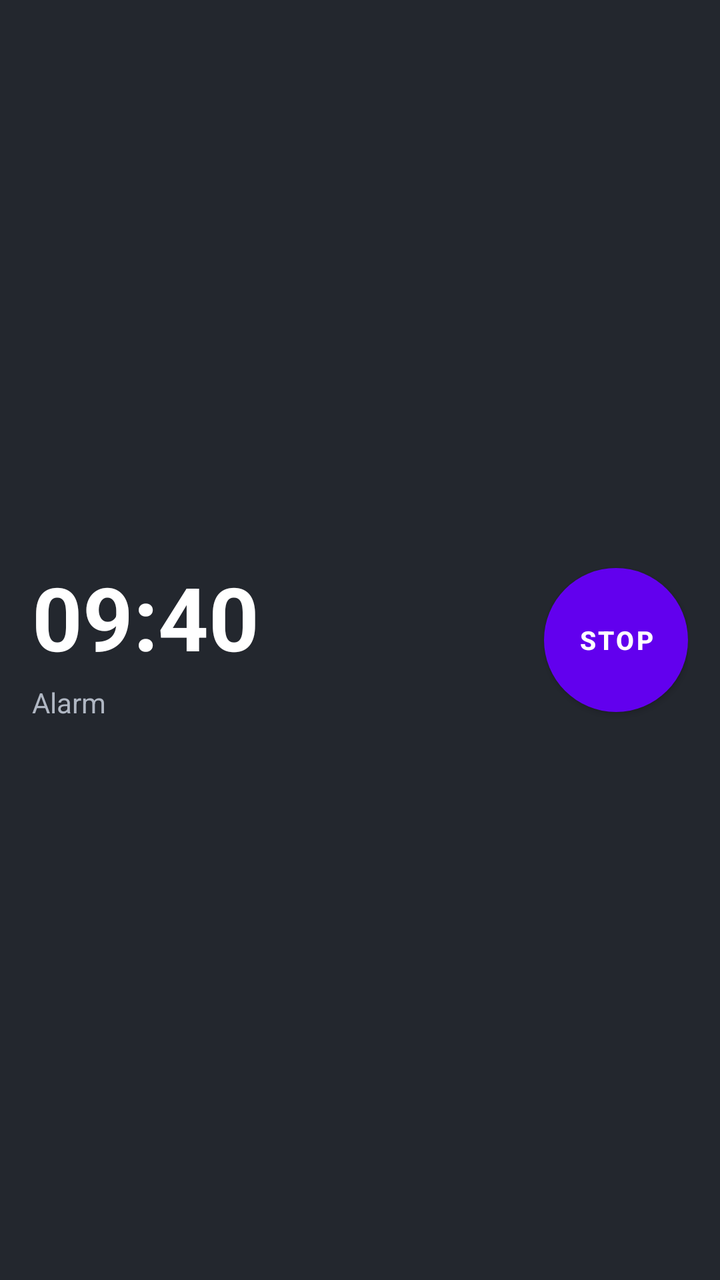
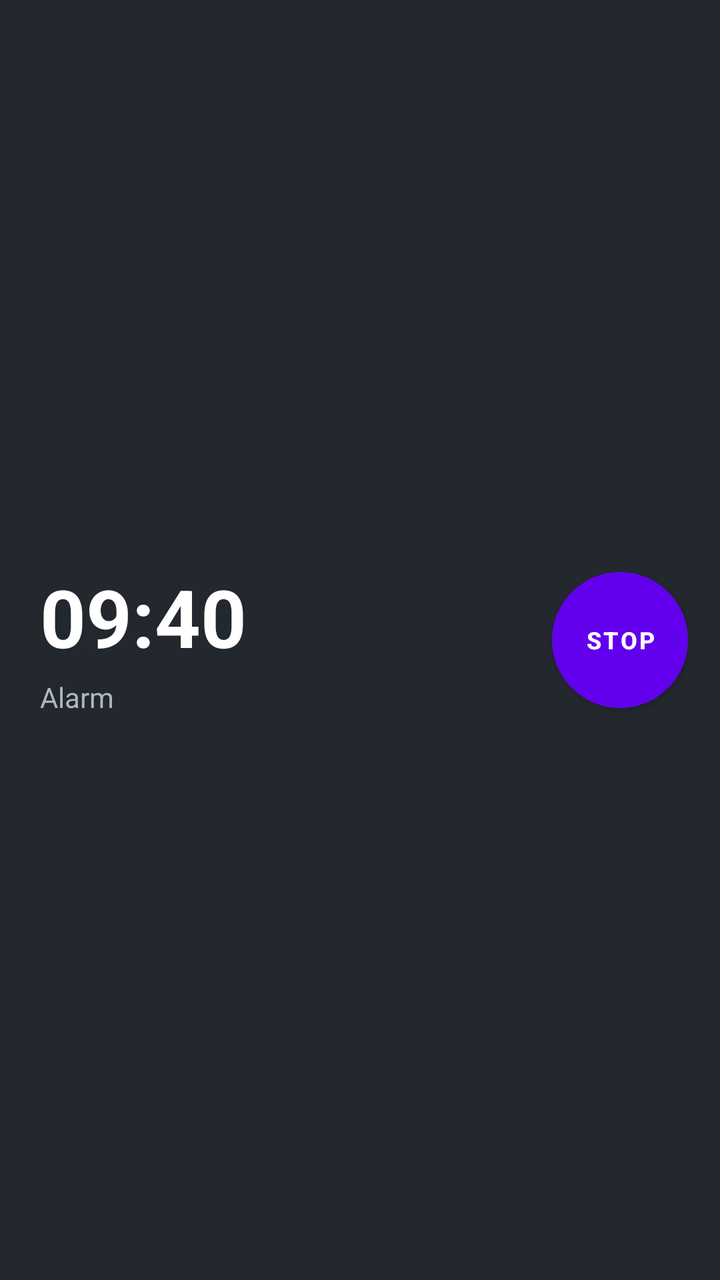

The first picture is an Android layout as it rendered before a commit; the second is the same layout after the commit. The layout source and the unified diff follow.
<!-- AndroidManifest.xml: fallback theme Theme.MaterialComponents.DayNight.NoActionBar -->
<!-- res/layout/notif_alarm_ringing.xml -->
<?xml version="1.0" encoding="utf-8"?>
<LinearLayout xmlns:android="http://schemas.android.com/apk/res/android"
    android:layout_width="match_parent"
    android:layout_height="wrap_content"
    android:orientation="horizontal"
    android:gravity="center_vertical"
    android:padding="16dp"
    android:background="#23272E">

    <LinearLayout
        android:layout_width="0dp"
        android:layout_height="wrap_content"
        android:layout_weight="1"
        android:orientation="vertical">

        <TextView
            android:id="@+id/notif_time"
            android:layout_width="wrap_content"
            android:layout_height="wrap_content"
            android:text="09:40"
            android:textSize="44sp"
            android:textStyle="bold"
            android:textColor="#FFFFFF" />

        <TextView
            android:id="@+id/notif_info"
            android:layout_width="wrap_content"
            android:layout_height="wrap_content"
            android:layout_marginTop="4dp"
            android:text="Alarm"
            android:textSize="14sp"
            android:textColor="#B0B7C3" />
    </LinearLayout>

    <Button
        android:id="@+id/notif_stop"
        android:layout_width="72dp"
        android:layout_height="72dp"
        android:layout_marginStart="12dp"
        android:text="Stop"
        android:textSize="13sp"
        android:textStyle="bold"
        android:textColor="#FFFFFF"
        android:background="@drawable/notif_stop_circle" />
</LinearLayout>
<!-- resources referenced by this layout -->
<resources>
  <!-- drawable notif_stop_circle (drawable) -->
  <?xml version="1.0" encoding="utf-8"?>
  <shape xmlns:android="http://schemas.android.com/apk/res/android"
      android:shape="oval">
      <solid android:color="#2196F3" />
  </shape>
</resources>

<!-- the commit's change to res/layout/notif_alarm_ringing.xml (unified diff, before → after) -->
@@ -4,7 +4,10 @@
     android:layout_height="wrap_content"
     android:orientation="horizontal"
     android:gravity="center_vertical"
-    android:padding="16dp"
+    android:paddingStart="20dp"
+    android:paddingEnd="16dp"
+    android:paddingTop="14dp"
+    android:paddingBottom="14dp"
     android:background="#23272E">
 
     <LinearLayout
@@ -18,28 +21,33 @@
             android:layout_width="wrap_content"
             android:layout_height="wrap_content"
             android:text="09:40"
-            android:textSize="44sp"
+            android:textSize="40sp"
             android:textStyle="bold"
-            android:textColor="#FFFFFF" />
+            android:textColor="#FFFFFF"
+            android:maxLines="1" />
 
         <TextView
             android:id="@+id/notif_info"
-            android:layout_width="wrap_content"
+            android:layout_width="match_parent"
             android:layout_height="wrap_content"
             android:layout_marginTop="4dp"
             android:text="Alarm"
             android:textSize="14sp"
-            android:textColor="#B0B7C3" />
+            android:textColor="#B0B7C3"
+            android:maxLines="1"
+            android:ellipsize="end"
+            android:singleLine="true" />
     </LinearLayout>
 
     <Button
         android:id="@+id/notif_stop"
-        android:layout_width="72dp"
-        android:layout_height="72dp"
+        android:layout_width="68dp"
+        android:layout_height="68dp"
         android:layout_marginStart="12dp"
         android:text="Stop"
-        android:textSize="13sp"
+        android:textSize="12sp"
         android:textStyle="bold"
         android:textColor="#FFFFFF"
+        android:maxLines="1"
         android:background="@drawable/notif_stop_circle" />
 </LinearLayout>
